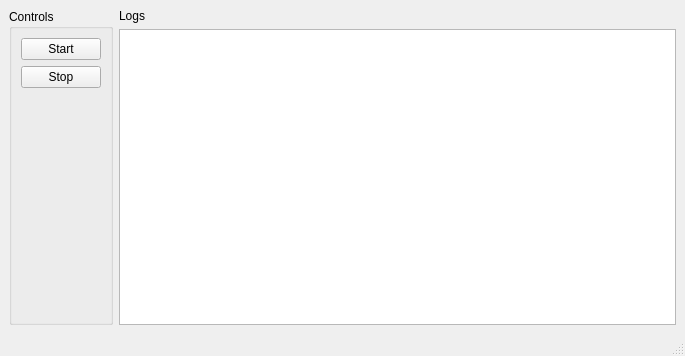
The window that GUI.ui (lext/python-interproc) describes before a commit, drawn with Qt 5.
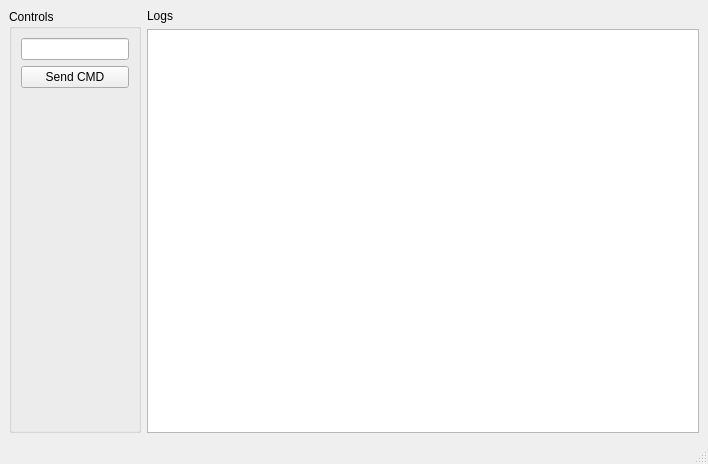
The same window after the commit.

Patch:
```diff
--- a/GUI.ui
+++ b/GUI.ui
@@ -6,8 +6,8 @@
    <rect>
     <x>0</x>
     <y>0</y>
-    <width>685</width>
-    <height>356</height>
+    <width>708</width>
+    <height>464</height>
    </rect>
   </property>
   <property name="windowTitle">
@@ -22,16 +22,19 @@
       </property>
       <layout class="QVBoxLayout" name="verticalLayout">
        <item>
-        <widget class="QPushButton" name="pbStart">
-         <property name="text">
-          <string>Start</string>
+        <widget class="QLineEdit" name="leCmd">
+         <property name="sizePolicy">
+          <sizepolicy hsizetype="Preferred" vsizetype="Fixed">
+           <horstretch>0</horstretch>
+           <verstretch>0</verstretch>
+          </sizepolicy>
          </property>
         </widget>
        </item>
        <item>
         <widget class="QPushButton" name="pbStop">
          <property name="text">
-          <string>Stop</string>
+          <string>Send CMD</string>
          </property>
         </widget>
        </item>
```
Left out of the diff: 6 changed lines with no effect on the pictures.
